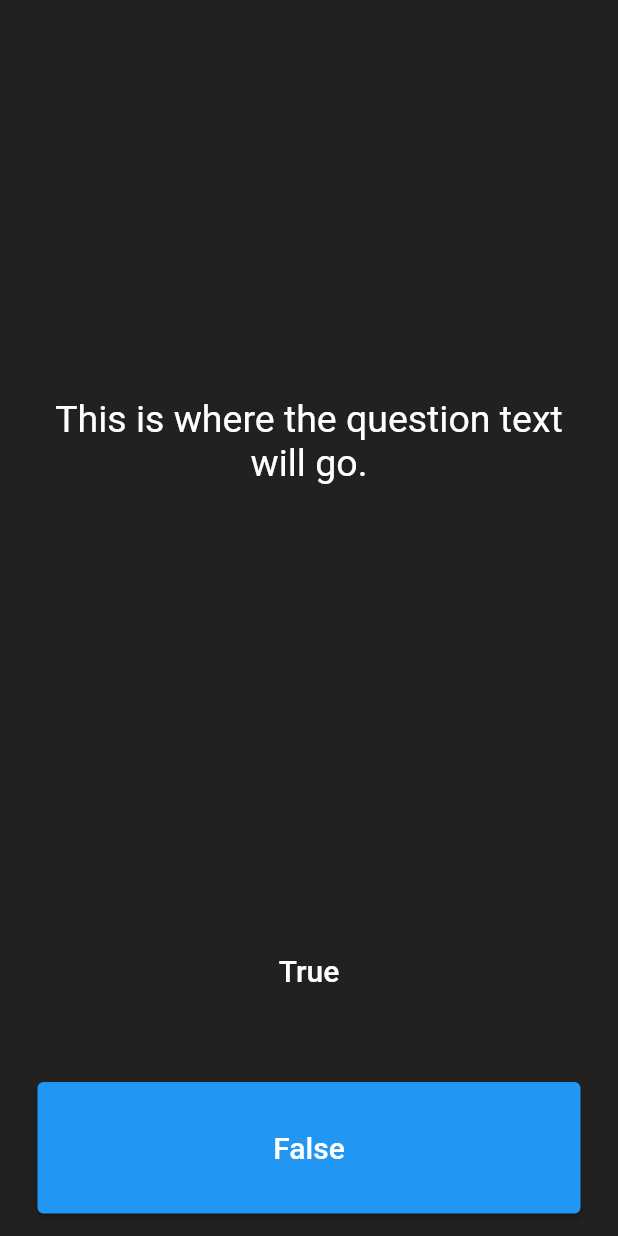
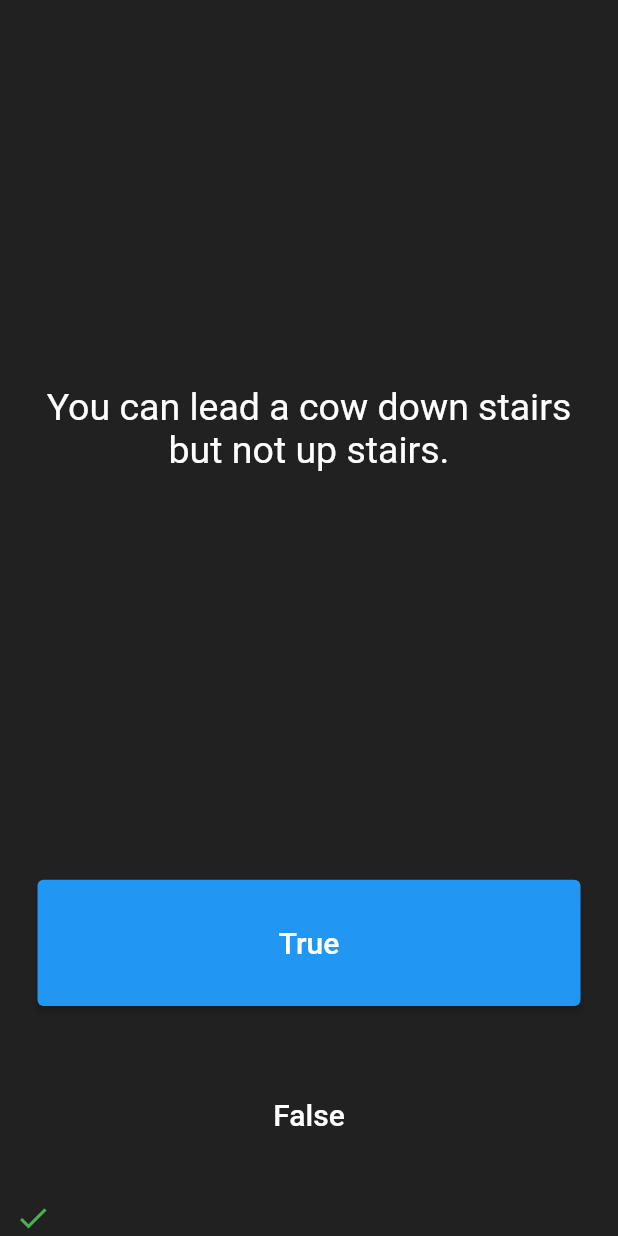
Before and after one commit to AditiSingh2003/Quizzy, a Flutter app: the screen it shows after launch, after a tap on "True", on a phone screen of 412 x 824 dp. Run offline on Flutter 3.47's test engine with Material 2 defaults, Android fonts, the phone set to English and light mode, and no system bars.

Commit message:
added question.dart

```diff
--- a/lib/main.dart
+++ b/lib/main.dart
@@ -1,4 +1,5 @@
 import 'package:flutter/material.dart';
+import 'question.dart';
 
 void main() => runApp(Quizzler());
 
@@ -25,6 +26,32 @@ class QuizPage extends StatefulWidget {
 }
 
 class _QuizPageState extends State<QuizPage> {
+
+  List<Widget> scoreKeeper=[];
+  //
+  // List <String> questions=[
+  //   'You can lead a cow down stairs but not up stairs.',
+  //   'Approximately one quarter of human bones are in the feet.',
+  //   'A slug\'s blood is green.',
+  // ];
+  //
+  //
+  // List <bool> answers=[
+  //   false,
+  //   true,
+  //   true,
+  // ];
+  //
+  // Question q1 = Question(
+  //   q: 'You can lead a cow down stairs but not up stairs.', a: false
+  // );
+  List<Question> questionBank = [
+  Question('Some cats are actually allergic to humans', true),
+  Question('You can lead a cow down stairs but not up stairs.', false),
+  Question('Approximately one quarter of human bones are in the feet.', true),
+  Question('A slug\'s blood is green.', true),];
+  int questionNumber = 0;
+
   @override
   Widget build(BuildContext context) {
     return Column(
@@ -37,7 +64,7 @@ class _QuizPageState extends State<QuizPage> {
             padding: EdgeInsets.all(10.0),
             child: Center(
               child: Text(
-                'This is where the question text will go.',
+                questionBank[questionNumber].questionText,
                 textAlign: TextAlign.center,
                 style: TextStyle(
                   fontSize: 25.0,
@@ -50,7 +77,7 @@ class _QuizPageState extends State<QuizPage> {
         Expanded(
           child: Padding(
             padding: EdgeInsets.all(15.0),
-              child: TextButton(
+              child: ElevatedButton(
                 child: Text(
                   'True',
                   style: TextStyle(
@@ -59,6 +86,31 @@ class _QuizPageState extends State<QuizPage> {
                   ),
                 ),
                 onPressed: () {
+                  bool correctAnswer= questionBank[questionNumber].questionAnswer;
+                  if(correctAnswer == true)
+                    {
+                      print('they got it right');
+                      scoreKeeper.add(
+                        Icon(
+                          Icons.check,
+                          color: Colors.green,
+                        ),
+                      );
+                    }
+                  else{
+                    print('they got it wrong');
+                    scoreKeeper.add(
+                        Icon(
+                          Icons.close,
+                          color: Colors.red,
+                        ),
+                    );
+                  }
+                  setState(() {
+                    questionNumber++;
+                  });
+                  print(questionNumber);
+
                   //The user picked true.
                 },
               ),
@@ -67,7 +119,7 @@ class _QuizPageState extends State<QuizPage> {
         Expanded(
           child: Padding(
             padding: EdgeInsets.all(15.0),
-            child: ElevatedButton(
+            child: TextButton(
               child: Text(
                 'False',
                 style: TextStyle(
@@ -75,13 +127,39 @@ class _QuizPageState extends State<QuizPage> {
                   color: Colors.white,
                 ),
               ),
-              onPressed: () {
+              onPressed: () {setState(() {
+                bool correctAnswer= questionBank[questionNumber].questionAnswer;
+                if(correctAnswer == false)
+                {
+                  print('they got it right');
+                  scoreKeeper.add(
+                    Icon(
+                      Icons.check,
+                      color: Colors.green,
+                    ),
+                  );
+                }
+                else{
+                  print('they got it wrong');
+                  scoreKeeper.add(
+                    Icon(
+                      Icons.close,
+                      color: Colors.red,
+                    ),
+                  );
+                }
+
+                questionNumber++;
+                  });
+                print(questionNumber);
                 //The user picked false.
               },
             ),
           ),
         ),
-        //TODO: Add a Row here as your score keeper
+        Row(
+          children: scoreKeeper,
+        )
       ],
     );
   }
--- /dev/null
+++ b/lib/question.dart
@@ -0,0 +1,9 @@
+class Question {
+  String questionText;
+  bool questionAnswer;
+
+  Question(String q, bool a) {
+    questionText = q;
+    questionAnswer = a;
+  }
+}
```
